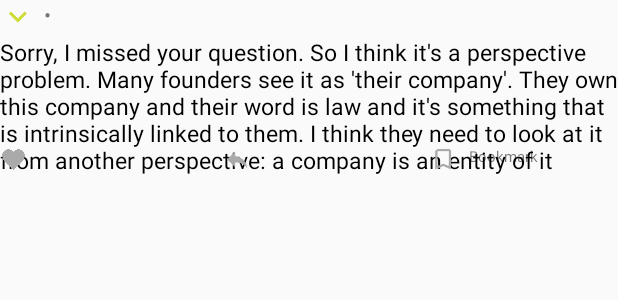
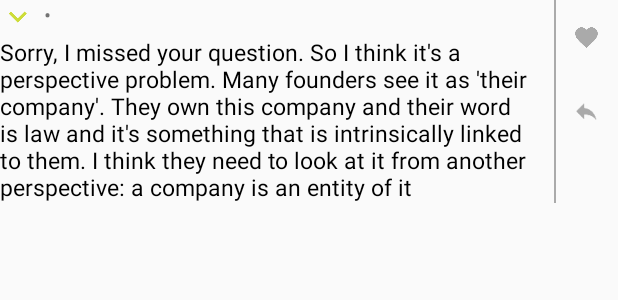
Before and after one commit to idoqo/radario, an Android app: the layout comment_item.xml on its own in the app's theme, with its tools: preview values and no code run, on a phone screen of 412 x 824 dp. Shown: the top 300 px of the screen. Run offline under Robolectric (Android 15) with nearby library versions, the phone set to English and light mode, and no system bars; network calls fail.

Commit message:
updated app icon, added listener to user topic, changed comments layout

```diff
--- a/app/src/main/java/io/github/idoqo/radario/adapter/CommentsAdapter.java
+++ b/app/src/main/java/io/github/idoqo/radario/adapter/CommentsAdapter.java
@@ -59,7 +59,6 @@ public class CommentsAdapter extends BaseAdapter {
         TextView postedTimeView = (TextView) convertView.findViewById(R.id.comment_posted_time);
         ImageView collapsedIndicator = (ImageView) convertView.findViewById(R.id.show_comment_indicator);
         TextView likeCountView = (TextView) convertView.findViewById(R.id.number_of_likes);
-        TextView replyCountView = (TextView) convertView.findViewById(R.id.number_of_replies);
 
         Comment comment = comments.get(position);
         LinearLayout indentView = (LinearLayout)convertView.findViewById(R.id.indent);
@@ -83,13 +82,10 @@ public class CommentsAdapter extends BaseAdapter {
             timeQualifier = "long";
         }
         int likeCount = comment.getLikeCount();
-        String likeCountQualifier = (likeCount <= 1) ? "like" : "likes";
 
         postedTimeView.setText(context.getResources().getString(R.string.relative_time_past,
                 timeCount, timeQualifier));
-        likeCountView.setText(context.getResources().getString(R.string.item_like_count,
-                likeCount, likeCountQualifier));
-        replyCountView.setText(context.getResources().getString(R.string.prompt_reply));
+        likeCountView.setText(String.valueOf(likeCount));
 
         collapsedIndicator.setOnClickListener(commentCollapser());
         commentOP.setOnClickListener(onUsernameClickedListener(comment));
--- a/app/src/main/java/io/github/idoqo/radario/fragment/UserLikesFragment.java
+++ b/app/src/main/java/io/github/idoqo/radario/fragment/UserLikesFragment.java
@@ -123,7 +123,9 @@ public class UserLikesFragment extends Fragment {
             super.onPostExecute(result);
             userLikes = result;
             likeAdapter.setData(result);
-            Toast.makeText(getActivity(), "loaded results", Toast.LENGTH_SHORT).show();
+            if (getActivity() != null) {
+                Toast.makeText(getActivity(), "loaded results", Toast.LENGTH_SHORT).show();
+            }
         }
     }
 }
--- a/app/src/main/res/layout/comment_item.xml
+++ b/app/src/main/res/layout/comment_item.xml
@@ -4,131 +4,130 @@
     android:layout_height="match_parent"
     android:orientation="vertical"
     android:paddingBottom="24dp">
+
     <LinearLayout
         android:id="@+id/indent"
+        android:layout_width="wrap_content"
         android:layout_height="fill_parent"
-        android:layout_width="wrap_content"
-        android:visibility="gone"
-        android:gravity="end">
+        android:gravity="end"
+        android:visibility="gone">
+
         <LinearLayout
             android:id="@+id/indent_bar"
             android:layout_width="5dp"
             android:layout_height="fill_parent"
-            android:orientation="horizontal"/>
+            android:orientation="horizontal" />
     </LinearLayout>
+
     <LinearLayout
         android:id="@+id/comment_container"
-        android:layout_width="fill_parent"
+        android:layout_width="match_parent"
         android:layout_height="wrap_content"
+        android:orientation="horizontal">
+
+        <LinearLayout
+            android:id="@+id/comment_"
+            android:layout_width="0dp"
+            android:layout_height="wrap_content"
+            android:layout_weight="0.9"
             android:orientation="vertical">
+
             <RelativeLayout
                 android:id="@+id/comment_metadata"
                 android:layout_width="fill_parent"
                 android:layout_height="wrap_content"
                 android:orientation="horizontal">
+
                 <LinearLayout
-                android:orientation="horizontal"
                     android:layout_width="wrap_content"
                     android:layout_height="wrap_content"
-                android:layout_alignParentStart="true">
+                    android:layout_alignParentStart="true"
+                    android:orientation="horizontal">
+
                     <ImageView
+                        android:id="@+id/show_comment_indicator"
                         android:layout_width="24dp"
                         android:layout_height="24dp"
-                    android:id="@+id/show_comment_indicator"
                         android:src="@drawable/ic_arrow_down"
                         android:tint="@color/lime" />
+
+                    <TextView
+                        android:id="@+id/comment_poster"
+                        android:layout_width="wrap_content"
+                        android:layout_height="wrap_content"
+                        android:lineSpacingMultiplier="1.1" />
+
                     <TextView
                         android:layout_width="wrap_content"
                         android:layout_height="wrap_content"
-                    android:id="@+id/comment_poster"
-                    android:lineSpacingMultiplier="1.1" />
-                <TextView
-                    android:layout_width="wrap_content"
-                    android:layout_height="wrap_content"
-                    android:text="@string/bull_separator"
+                        android:paddingEnd="5dp"
                         android:paddingStart="5dp"
-                    android:paddingEnd="5dp"/>
+                        android:text="@string/bull_separator" />
+
                     <TextView
                         android:id="@+id/comment_posted_time"
                         android:layout_width="wrap_content"
                         android:layout_height="wrap_content" />
                 </LinearLayout>
             </RelativeLayout>
+
             <TextView
                 android:id="@+id/comment_text"
                 android:layout_width="fill_parent"
                 android:layout_height="wrap_content"
-            android:textSize="15sp"
+                android:autoLink="web"
+                android:text="@string/dummy_excerpt"
                 android:textColor="@android:color/black"
-            android:autoLink="web"
-            android:text="@string/dummy_excerpt"/>
-        <!-- negative margin below is a dumb ass workaround for how Html.fromString
-        adds a large spacing for <p> tags-->
-        <LinearLayout
-            android:layout_width="match_parent"
-            android:layout_height="wrap_content"
-            android:layout_marginTop="-20dp">
+                android:textSize="15sp" />
+        </LinearLayout>
+
+        <View
+            android:layout_width="1dp"
+            android:layout_height="match_parent"
+            android:background="@android:color/darker_gray"/>
+
         <LinearLayout
             android:layout_width="0dp"
             android:layout_height="wrap_content"
+            android:layout_weight="0.1"
+            android:baselineAligned="false"
+            android:orientation="vertical"
+            android:layout_marginTop="16dp">
+
+            <RelativeLayout
+                android:layout_width="wrap_content"
+                android:layout_height="0dp"
                 android:layout_weight="1"
-                android:layout_gravity="start"
-                android:paddingEnd="12dp">
+                android:layout_gravity="center">
                 <ImageView
                     android:id="@+id/action_like_comment"
                     android:layout_width="18dp"
                     android:layout_height="18dp"
                     android:src="@drawable/ic_like"
-                    android:tint="@android:color/darker_gray"/>
+                    android:tint="@android:color/darker_gray"
+                    android:layout_centerHorizontal="true"/>
                 <TextView
+                    android:id="@+id/number_of_likes"
                     android:layout_width="wrap_content"
                     android:layout_height="wrap_content"
-                    android:id="@+id/number_of_likes"
-                    android:layout_marginStart="8dp"
-                    android:textSize="10sp"
-                    />
-            </LinearLayout>
-            <LinearLayout
-                android:layout_width="0dp"
-                android:layout_height="wrap_content"
+                    android:layout_centerHorizontal="true"
+                    android:layout_below="@id/action_like_comment" />
+            </RelativeLayout>
+            <RelativeLayout
+                android:layout_width="wrap_content"
+                android:layout_height="0dp"
                 android:layout_weight="1"
-                android:paddingStart="12dp"
-                android:paddingEnd="12dp">
+                android:layout_marginTop="12dp"
+                android:layout_gravity="center">
                 <ImageView
                     android:id="@+id/action_reply_comment"
                     android:layout_width="18dp"
                     android:layout_height="18dp"
                     android:src="@drawable/ic_reply_white"
-                    android:tint="@android:color/darker_gray"/>
-                <TextView
-                    android:layout_width="wrap_content"
-                    android:layout_height="wrap_content"
-                    android:id="@+id/number_of_replies"
-                    android:layout_marginStart="8dp"
-                    android:textSize="10sp"
-                    />
-            </LinearLayout>
-            <LinearLayout
-                android:layout_width="0dp"
-                android:layout_height="wrap_content"
-                android:layout_weight="1"
-                android:paddingStart="12dp"
-                android:paddingEnd="12dp">
-                <ImageView
-                    android:id="@+id/action_like_topic"
-                    android:layout_width="18dp"
-                    android:layout_height="18dp"
-                    android:src="@drawable/ic_bookmark_border_white_24dp"
-                    android:tint="@android:color/darker_gray"/>
-                <TextView
-                    android:layout_width="wrap_content"
-                    android:layout_height="wrap_content"
-                    android:id="@+id/action_bookmark_comment"
-                    android:layout_marginStart="8dp"
-                    android:textSize="10sp"
-                    android:text="@string/action_bookmark_topic"
-                    />
+                    android:tint="@android:color/darker_gray"
+                    android:layout_centerHorizontal="true"/>
+            </RelativeLayout>
+
         </LinearLayout>
     </LinearLayout>
 </LinearLayout>
-</LinearLayout>
```
Also changed, not shown: app/src/main/java/io/github/idoqo/radario/adapter/UserTopicAdapter.java (+29 -7 lines), app/src/main/java/io/github/idoqo/radario/fragment/UserTopicsFragment.java (+7 -6 lines), app/src/main/java/io/github/idoqo/radario/model/UserAction.java (+20 -0 lines), app/src/main/ic_launcher-web.png, app/src/main/res/mipmap-hdpi/ic_launcher.png, app/src/main/res/mipmap-mdpi/ic_launcher.png, app/src/main/res/mipmap-xhdpi/ic_launcher.png, app/src/main/res/mipmap-xxhdpi/ic_launcher.png, app/src/main/res/mipmap-xxxhdpi/ic_launcher.png. Lines whose indentation alone changed are shown as unchanged.
